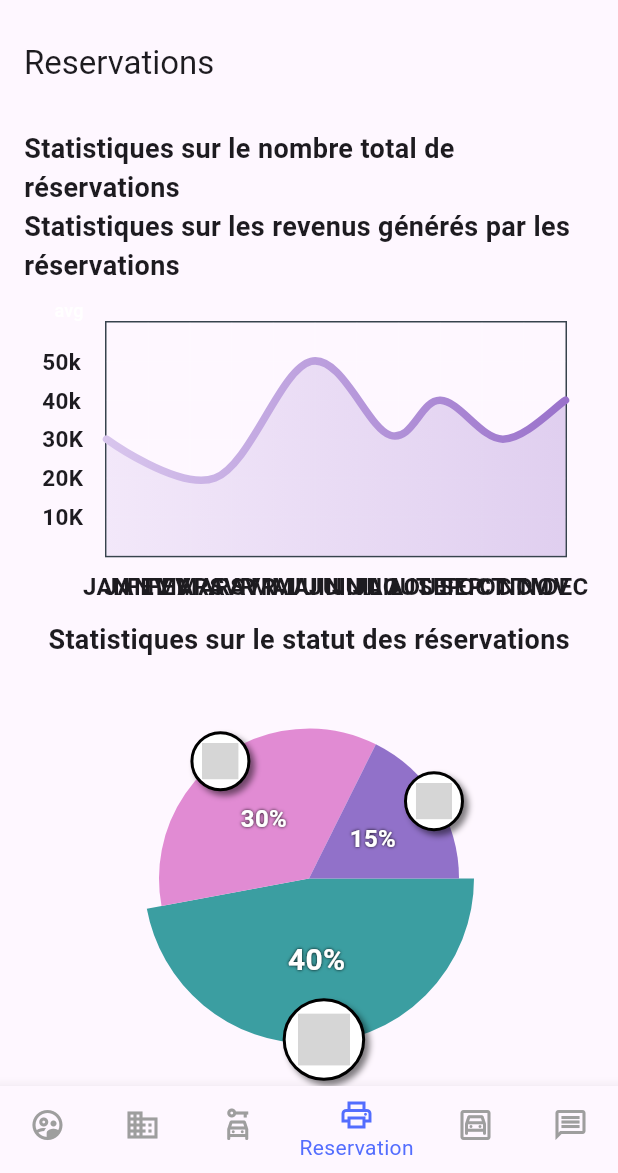
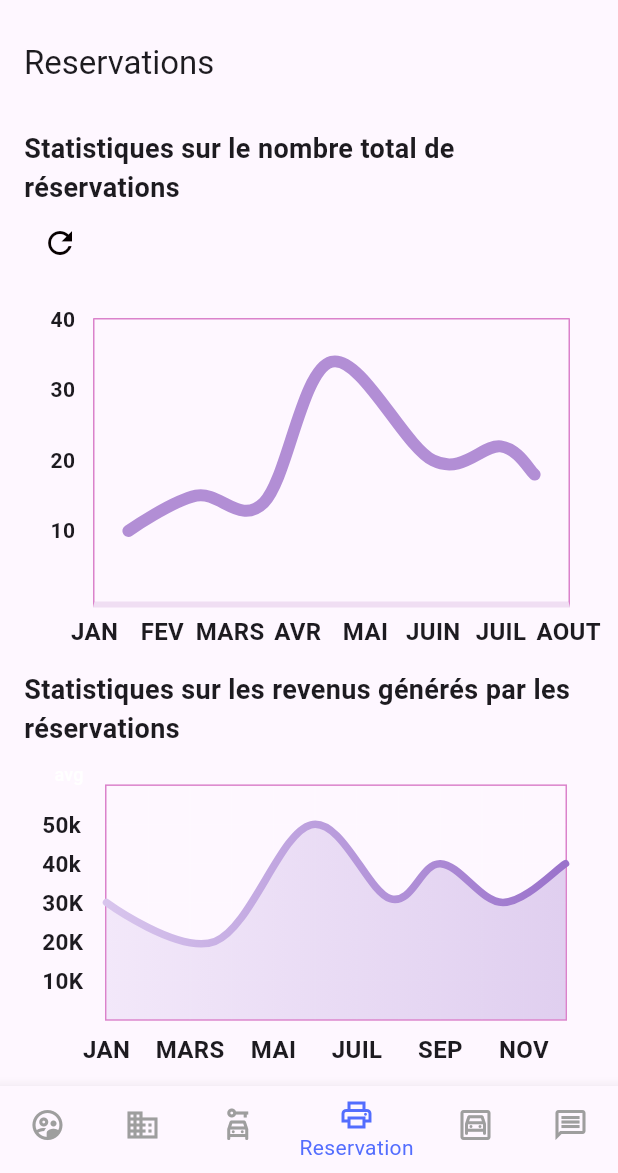
Before and after one commit to Marwen-Hammami/LocaGest-Flutter, a Flutter app: the screen it shows after launch, item 4 of the bottom bar chosen, on a phone screen of 412 x 824 dp, the part 63-1236 px from its top. Run offline on Flutter 3.47's test engine with Material 3 defaults, Android fonts, the phone set to English and light mode, and no system bars; drawn by our look-alikes of fl_chart; our stand-ins replace flutter_svg, table_calendar; network calls fail; Roboto replaces fonts that are missing (Mukta); statements that could not run were skipped; grey boxes are pictures that could not be loaded.

Commit message:
ChartStatique3

```diff
--- /dev/null
+++ b/lib/screens/reservation_screen/line_chart_sample1.dart
@@ -0,0 +1,391 @@
+import 'package:locagest/ressources/app_ressources.dart';
+import 'package:fl_chart/fl_chart.dart';
+import 'package:flutter/material.dart';
+import 'package:locagest/ressources/app_colors.dart';
+
+class LineChart1 extends StatelessWidget {
+  const LineChart1({required this.isShowingMainData});
+
+  final bool isShowingMainData;
+
+  @override
+  Widget build(BuildContext context) {
+    return LineChart(
+      isShowingMainData ? sampleData1 : sampleData2,
+      duration: const Duration(milliseconds: 250),
+    );
+  }
+
+  LineChartData get sampleData1 => LineChartData(
+        lineTouchData: lineTouchData1,
+        gridData: gridData,
+        titlesData: titlesData1,
+        borderData: borderData,
+        lineBarsData: [lineChartBarData1_1],
+        minX: 0,
+        maxX: 14,
+        maxY: 4,
+        minY: 0,
+      );
+
+  LineChartData get sampleData2 => LineChartData(
+        lineTouchData: lineTouchData2,
+        gridData: gridData,
+        titlesData: titlesData2,
+        borderData: borderData,
+        lineBarsData: [lineChartBarData2_1],
+        minX: 0,
+        maxX: 12,
+        maxY: 6,
+        minY: 0,
+      );
+
+  LineTouchData get lineTouchData1 => LineTouchData(
+        handleBuiltInTouches: true,
+        touchTooltipData: LineTouchTooltipData(
+          tooltipBgColor: const Color.fromARGB(255, 0, 0, 0).withOpacity(0.8),
+        ),
+      );
+
+  FlTitlesData get titlesData1 => FlTitlesData(
+        bottomTitles: AxisTitles(
+          sideTitles: bottomTitles,
+        ),
+        rightTitles: const AxisTitles(
+          sideTitles: SideTitles(showTitles: false),
+        ),
+        topTitles: const AxisTitles(
+          sideTitles: SideTitles(showTitles: false),
+        ),
+        leftTitles: AxisTitles(
+          sideTitles: leftTitles(),
+        ),
+      );
+
+  List<LineChartBarData> get lineBarsData1 => [
+        lineChartBarData1_1,
+        lineChartBarData1_2,
+        lineChartBarData1_3,
+      ];
+
+  LineTouchData get lineTouchData2 => const LineTouchData(
+        enabled: false,
+      );
+
+  FlTitlesData get titlesData2 => FlTitlesData(
+        bottomTitles: AxisTitles(
+          sideTitles: bottomTitles,
+        ),
+        rightTitles: const AxisTitles(
+          sideTitles: SideTitles(showTitles: false),
+        ),
+        topTitles: const AxisTitles(
+          sideTitles: SideTitles(showTitles: false),
+        ),
+        leftTitles: AxisTitles(
+          sideTitles: leftTitles(),
+        ),
+      );
+
+  List<LineChartBarData> get lineBarsData2 => [
+        lineChartBarData2_1,
+        lineChartBarData2_2,
+        lineChartBarData2_3,
+      ];
+
+  Widget leftTitleWidgets(double value, TitleMeta meta) {
+    const style = TextStyle(
+      fontWeight: FontWeight.bold,
+      fontSize: 14,
+    );
+    String text;
+    switch (value.toInt()) {
+      case 1:
+        text = '10';
+        break;
+      case 2:
+        text = '20';
+        break;
+      case 3:
+        text = '30';
+        break;
+      case 4:
+        text = '40';
+        break;
+      case 5:
+        text = '50';
+        break;
+      default:
+        return Container();
+    }
+
+    return Text(text, style: style, textAlign: TextAlign.center);
+  }
+
+  SideTitles leftTitles() => SideTitles(
+        getTitlesWidget: leftTitleWidgets,
+        showTitles: true,
+        interval: 1,
+        reservedSize: 40,
+      );
+
+  Widget bottomTitleWidgets(double value, TitleMeta meta, {double space = 10}) {
+    const style = TextStyle(
+      fontWeight: FontWeight.bold,
+      fontSize: 16,
+    );
+    Widget text;
+    switch (value.toInt()) {
+      case 0:
+        text = const Text('JAN', style: style);
+        break;
+        case 2:
+        text = const Text('FEV', style: style);
+        break;
+      case 4:
+        text = const Text('MARS', style: style);
+        break;
+        case 6:
+        text = const Text('AVR', style: style);
+        break;
+      case 8:
+        text = const Text('MAI', style: style);
+        break;
+        case 10:
+        text = const Text('JUIN', style: style);
+        break;
+
+      case 12:
+        text = const Text('JUIL', style: style);
+        break;
+        case 14:
+        text = const Text('AOUT', style: style);
+        break;
+
+      case 16:
+        text = const Text('SEP', style: style);
+        break;
+        case 18:
+        text = const Text('OCT', style: style);
+        break;
+
+      case 20:
+        text = const Text('NOV', style: style);
+        break;
+        case 22:
+        text = const Text('DEC', style: style);
+        break;
+
+      default:
+        text = const Text('', style: style);
+        break;
+    }
+
+    return SideTitleWidget(
+      axisSide: meta.axisSide,
+      space:  space,
+      child: text,
+    );
+  }
+
+  SideTitles get bottomTitles => SideTitles(
+        showTitles: true,
+        reservedSize: 32,
+        interval: 2,
+        getTitlesWidget: (value, meta) => bottomTitleWidgets(value, meta, space: 5),
+      );
+
+  FlGridData get gridData => const FlGridData(show: false);
+
+  FlBorderData get borderData => FlBorderData(
+        show: true,
+        border: Border(
+          bottom: BorderSide(
+              color: Color.fromARGB(255, 182, 121, 196).withOpacity(0.2),
+              width: 4),
+          left: const BorderSide(color: Color.fromARGB(208, 211, 104, 191)),
+          right: const BorderSide(color: Color.fromARGB(208, 211, 104, 191)),
+          top: const BorderSide(color: Color.fromARGB(208, 211, 104, 191)),
+        ),
+      );
+
+  LineChartBarData get lineChartBarData1_1 => LineChartBarData(
+        isCurved: true,
+        color: Color.fromARGB(255, 178, 142, 213),
+        barWidth: 8,
+        isStrokeCapRound: true,
+        dotData: const FlDotData(show: false),
+        belowBarData: BarAreaData(show: false),
+        spots: const [
+          FlSpot(1, 1),
+          FlSpot(3, 1.5),
+          FlSpot(5, 1.4),
+          FlSpot(7, 3.4),
+          FlSpot(10, 2),
+          FlSpot(12, 2.2),
+          FlSpot(13, 1.8),
+        ],
+      );
+
+  LineChartBarData get lineChartBarData1_2 => LineChartBarData(
+        isCurved: true,
+        color: AppColors.contentColorPink,
+        barWidth: 8,
+        isStrokeCapRound: true,
+        dotData: const FlDotData(show: false),
+        belowBarData: BarAreaData(
+          show: false,
+          color: AppColors.contentColorPink.withOpacity(0),
+        ),
+        spots: const [
+          FlSpot(1, 1),
+          FlSpot(3, 2.8),
+          FlSpot(7, 1.2),
+          FlSpot(10, 2.8),
+          FlSpot(12, 2.6),
+          FlSpot(13, 3.9),
+        ],
+      );
+
+  LineChartBarData get lineChartBarData1_3 => LineChartBarData(
+        isCurved: true,
+        color: Color.fromARGB(255, 178, 142, 213),
+        barWidth: 8,
+        isStrokeCapRound: true,
+        dotData: const FlDotData(show: false),
+        belowBarData: BarAreaData(show: false),
+        spots: const [
+          FlSpot(1, 2.8),
+          FlSpot(3, 1.9),
+          FlSpot(6, 3),
+          FlSpot(10, 1.3),
+          FlSpot(13, 2.5),
+        ],
+      );
+
+  LineChartBarData get lineChartBarData2_1 => LineChartBarData(
+        isCurved: true,
+        curveSmoothness: 0,
+        color: Color.fromARGB(255, 214, 172, 214).withOpacity(0.5),
+        barWidth: 4,
+        isStrokeCapRound: true,
+        dotData: const FlDotData(show: false),
+        belowBarData: BarAreaData(show: false),
+        spots: const [
+          FlSpot(1, 1),
+          FlSpot(3, 4),
+          FlSpot(5, 1.8),
+          FlSpot(7, 5),
+          FlSpot(10, 2),
+          FlSpot(12, 2.2),
+          FlSpot(13, 1.8),
+        ],
+      );
+
+  LineChartBarData get lineChartBarData2_2 => LineChartBarData(
+        isCurved: true,
+        color: AppColors.contentColorPink.withOpacity(0.5),
+        barWidth: 4,
+        isStrokeCapRound: true,
+        dotData: const FlDotData(show: false),
+        belowBarData: BarAreaData(
+          show: true,
+          color: AppColors.contentColorPink.withOpacity(0.2),
+        ),
+        spots: const [
+          FlSpot(1, 1),
+          FlSpot(3, 2.8),
+          FlSpot(7, 1.2),
+          FlSpot(10, 2.8),
+          FlSpot(12, 2.6),
+          FlSpot(13, 3.9),
+        ],
+      );
+
+  LineChartBarData get lineChartBarData2_3 => LineChartBarData(
+        isCurved: true,
+        curveSmoothness: 0,
+        color: Color.fromARGB(255, 178, 142, 213).withOpacity(0.5),
+        barWidth: 2,
+        isStrokeCapRound: true,
+        dotData: const FlDotData(show: true),
+        belowBarData: BarAreaData(show: false),
+        spots: const [
+          FlSpot(1, 3.8),
+          FlSpot(3, 1.9),
+          FlSpot(6, 5),
+          FlSpot(10, 3.3),
+          FlSpot(13, 4.5),
+        ],
+      );
+}
+
+class LineChartSample1 extends StatefulWidget {
+  const LineChartSample1({super.key});
+
+  @override
+  State<StatefulWidget> createState() => LineChartSample1State();
+}
+
+class LineChartSample1State extends State<LineChartSample1> {
+  late bool isShowingMainData;
+
+  @override
+  void initState() {
+    super.initState();
+    isShowingMainData = true;
+  }
+
+  @override
+  Widget build(BuildContext context) {
+    return AspectRatio(
+      aspectRatio: 1.23,
+      child: Stack(
+        children: <Widget>[
+          Column(
+            crossAxisAlignment: CrossAxisAlignment.stretch,
+            children: <Widget>[
+              const SizedBox(
+                height: 37,
+              ),
+              // const Text(
+              //   'Monthly Sales',
+              //   style: TextStyle(
+              //     color: Color.fromARGB(255, 178, 142, 213),
+              //     fontSize: 32,
+              //     fontWeight: FontWeight.bold,
+              //     letterSpacing: 2,
+              //   ),
+              //   textAlign: TextAlign.center,
+              // ),
+              const SizedBox(
+                height: 37,
+              ),
+              Expanded(
+                child: Padding(
+                  padding: const EdgeInsets.only(right: 16, left: 6),
+                  child: LineChart1(isShowingMainData: isShowingMainData),
+                ),
+              ),
+              const SizedBox(
+                height: 10,
+              ),
+            ],
+          ),
+          IconButton(
+            icon: Icon(
+              Icons.refresh,
+              color: const Color.fromARGB(255, 7, 0, 0)
+                  .withOpacity(isShowingMainData ? 1.0 : 0.5),
+            ),
+            onPressed: () {
+              setState(() {
+                isShowingMainData = !isShowingMainData;
+              });
+            },
+          )
+        ],
+      ),
+    );
+  }
+}
--- a/lib/screens/reservation_screen/line_chart_sample2.dart
+++ b/lib/screens/reservation_screen/line_chart_sample2.dart
@@ -68,39 +68,25 @@ class _LineChartSample2State extends State<LineChartSample2> {
       case 0:
         text = const Text('JAN', style: style);
         break;
-      case 1:
-        text = const Text('FEV', style: style);
-        break;
       case 2:
         text = const Text('MARS', style: style);
-        break;
-      case 3:
-        text = const Text('AVR', style: style);
         break;
       case 4:
         text = const Text('MAI', style: style);
         break;
-      case 5:
-        text = const Text('JUIN', style: style);
-        break;
+
       case 6:
         text = const Text('JUIL', style: style);
         break;
-      case 7:
-        text = const Text('AOUT', style: style);
-        break;
+
       case 8:
         text = const Text('SEP', style: style);
         break;
-      case 9:
-        text = const Text('OCT', style: style);
-        break;
+
       case 10:
         text = const Text('NOV', style: style);
         break;
-      case 11:
-        text = const Text('DEC', style: style);
-        break;
+
       default:
         text = const Text('', style: style);
         break;
@@ -173,7 +159,7 @@ class _LineChartSample2State extends State<LineChartSample2> {
           sideTitles: SideTitles(
             showTitles: true,
             reservedSize: 30,
-            interval: 0.5,
+            interval: 1,
             getTitlesWidget: bottomTitleWidgets,
           ),
         ),
@@ -188,7 +174,7 @@ class _LineChartSample2State extends State<LineChartSample2> {
       ),
       borderData: FlBorderData(
         show: true,
-        border: Border.all(color: const Color(0xff37434d)),
+        border: Border.all(color: Color.fromARGB(208, 211, 104, 191)),
       ),
       minX: 0,
       maxX: 11,
--- a/lib/screens/reservation_screen/reservation_screen.dart
+++ b/lib/screens/reservation_screen/reservation_screen.dart
@@ -1,8 +1,8 @@
 import 'package:flutter/material.dart';
-import 'package:fl_chart/fl_chart.dart';
 import 'package:locagest/providers/reservation_provider.dart';
 import 'package:locagest/screens/reservation_screen/line_chart_sample2.dart';
 import 'package:locagest/screens/reservation_screen/pie_chart_sample3.dart';
+import 'package:locagest/screens/reservation_screen/line_chart_sample1.dart';
 import 'package:locagest/services/reservations_service.dart';
 import 'package:provider/provider.dart';
 import 'package:table_calendar/table_calendar.dart';
@@ -10,6 +10,7 @@ import 'package:locagest/models/reservation.dart';
 import 'reservation_details_screen.dart';
 import 'reservation_statistics_chart.dart';
 import 'package:fl_chart/fl_chart.dart';
+import 'package:intl/intl.dart';
 
 class ReservationScreen extends StatelessWidget {
   List<Reservation> findReservationsForDay(
@@ -36,8 +37,6 @@ class ReservationScreen extends StatelessWidget {
       ),
     );
   }
-
-
 
   @override
   Widget build(BuildContext context) {
@@ -68,7 +67,7 @@ class ReservationScreen extends StatelessWidget {
                         fontSize: 18,
                         fontFamily: 'Mukta'),
                   ),
-                 // buildBarChart(),
+                  LineChartSample1(),
 
                   // Statistiques sur les revenus générés par les réservations
                   Text(
@@ -78,7 +77,7 @@ class ReservationScreen extends StatelessWidget {
                         fontSize: 18,
                         fontFamily: 'Mukta'),
                   ),
-                LineChartSample2(),
+                  LineChartSample2(),
 
                   // Statistiques sur le statut des réservations
                   Text(
@@ -122,7 +121,7 @@ class ReservationScreen extends StatelessWidget {
                   color: Colors.green,
                 ),
                 cellMargin: EdgeInsets.all(4.0),
-                // ... d'autres propriétés de style
+                //style
               ),
             ),
 
@@ -152,10 +151,10 @@ class ReservationScreen extends StatelessWidget {
                               EdgeInsets.symmetric(vertical: 8, horizontal: 16),
                           child: ListTile(
                             title: Text(
-                              'Début: ${reservation.DateDebut} - Heure: ${reservation.HeureDebut}',
+                              'Date Début: ${DateFormat('yyyy-MM-dd').format(reservation.DateDebut)} ---> Date Fin: ${DateFormat('yyyy-MM-dd').format(reservation.DateFin)} ',
                             ),
                             subtitle: Text(
-                              'Fin: ${reservation.DateFin} - Heure: ${reservation.HeureFin} | Statut: ${reservation.Statut} | Montant: ${reservation.Total}',
+                              ' Statut: ${reservation.Statut} ',
                             ),
                           ),
                         );
```
Also changed, not shown: flutter_01.png (added).
